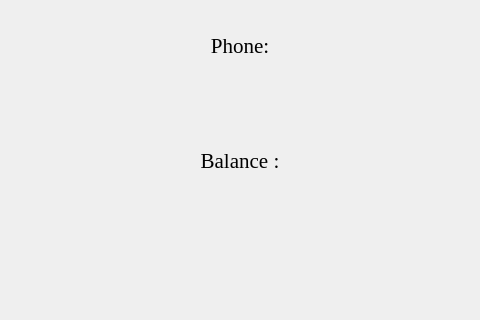
Old version of the form courses/prog_base_3/project/version2/course_work_2/untitled/personaloffice.ui in the repository kate-levoshko/Kate-repos; both pictures show x 94 to 574 and y 195 to 515 of the 800 by 600 pixel window.
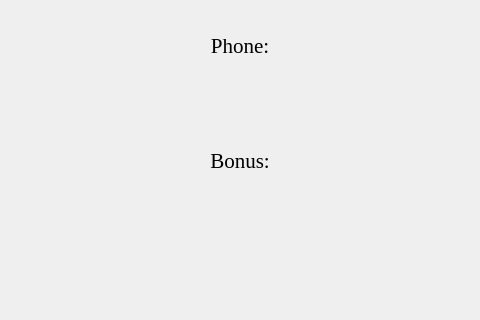
New version of the form.

```diff
--- a/courses/prog_base_3/project/version2/course_work_2/untitled/personaloffice.ui
+++ b/courses/prog_base_3/project/version2/course_work_2/untitled/personaloffice.ui
@@ -190,7 +190,7 @@
            </font>
           </property>
           <property name="text">
-           <string>Balance :</string>
+           <string>Bonus:</string>
           </property>
           <property name="alignment">
            <set>Qt::AlignCenter</set>
```
